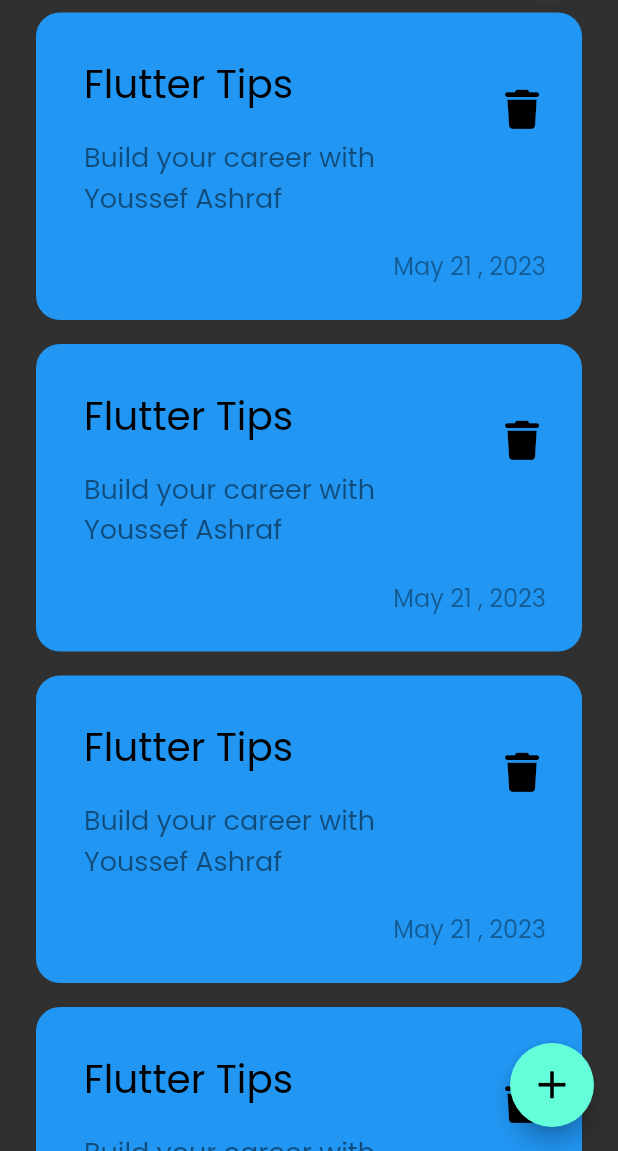
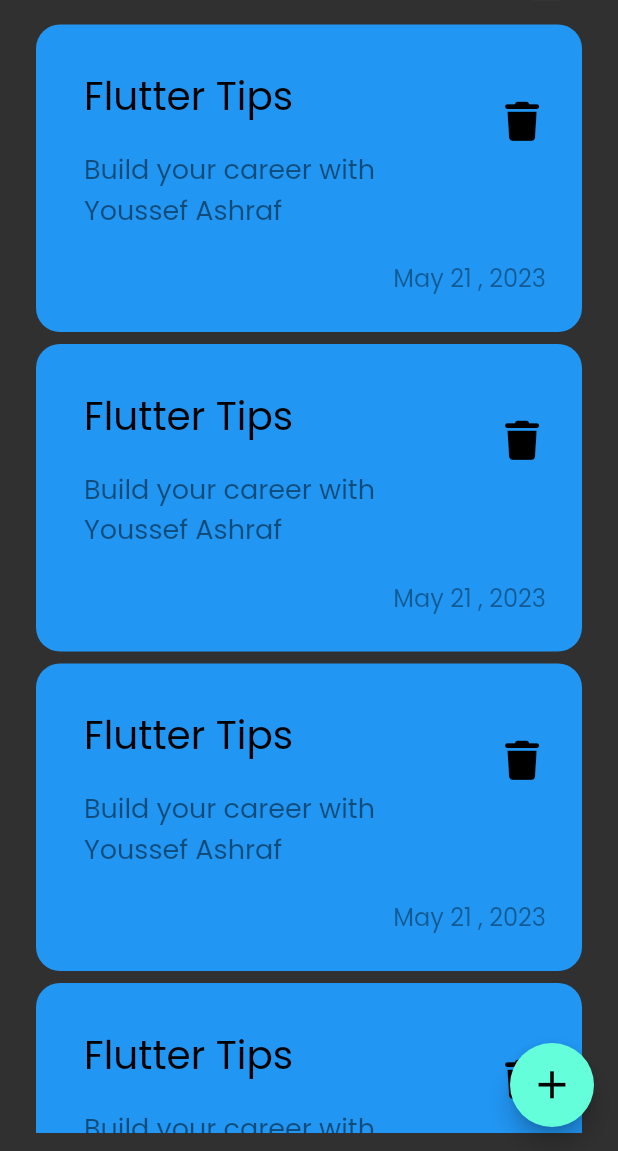
Before and after one commit to eljohnnyy/Note, a Flutter app: the screen it shows after launch, after a tap on the "add" icon, on a phone screen of 412 x 824 dp, the part 85-1236 px from its top. Run offline on Flutter 3.47's test engine with Material 2 defaults, Android fonts, the phone set to English and light mode, and no system bars; our stand-ins replace font_awesome_flutter.

Commit message:
show_button_sheet

```diff
--- a/lib/views/notes_view.dart
+++ b/lib/views/notes_view.dart
@@ -1,6 +1,7 @@
 import 'package:flutter/material.dart';
 
 import '../widget/notes_view_body.dart';
+import '../widget/show_button_sheet.dart';
 
 class NotesView extends StatelessWidget {
   const NotesView({super.key});
@@ -8,7 +9,14 @@ class NotesView extends StatelessWidget {
   @override
   Widget build(BuildContext context) {
     return  Scaffold(
-floatingActionButton: FloatingActionButton(onPressed: (){},child:const Icon(Icons.add,size: 31,),),
+floatingActionButton: FloatingActionButton(onPressed: (){
+showBottomSheet(context: context, builder: (context){
+return const AddNoteShowButton();
+});
+
+
+
+},child:const Icon(Icons.add,size: 31,),),
       body:const NotesViewBody(),
     );
   }
--- a/lib/widget/notes_listview.dart
+++ b/lib/widget/notes_listview.dart
@@ -7,11 +7,15 @@ class ListItem extends StatelessWidget {
 
   @override
   Widget build(BuildContext context) {
-    return ListView.builder(itemBuilder: (context,index){
-      return const Padding(
-        padding:  EdgeInsets.symmetric(vertical: 8),
-        child: NoteItem(),
-      );
-    });
+    return Padding(
+      padding: const EdgeInsets.symmetric(vertical: 12),
+      child: ListView.builder(padding: EdgeInsets.zero,itemBuilder: (context,index){
+
+        return const Padding(
+          padding:  EdgeInsets.symmetric(vertical: 4),
+          child: NoteItem(),
+        );
+      }),
+    );
   }
 }
```
Also changed, not shown: lib/widget/show_button_sheet.dart (added, +10 -0 lines).
